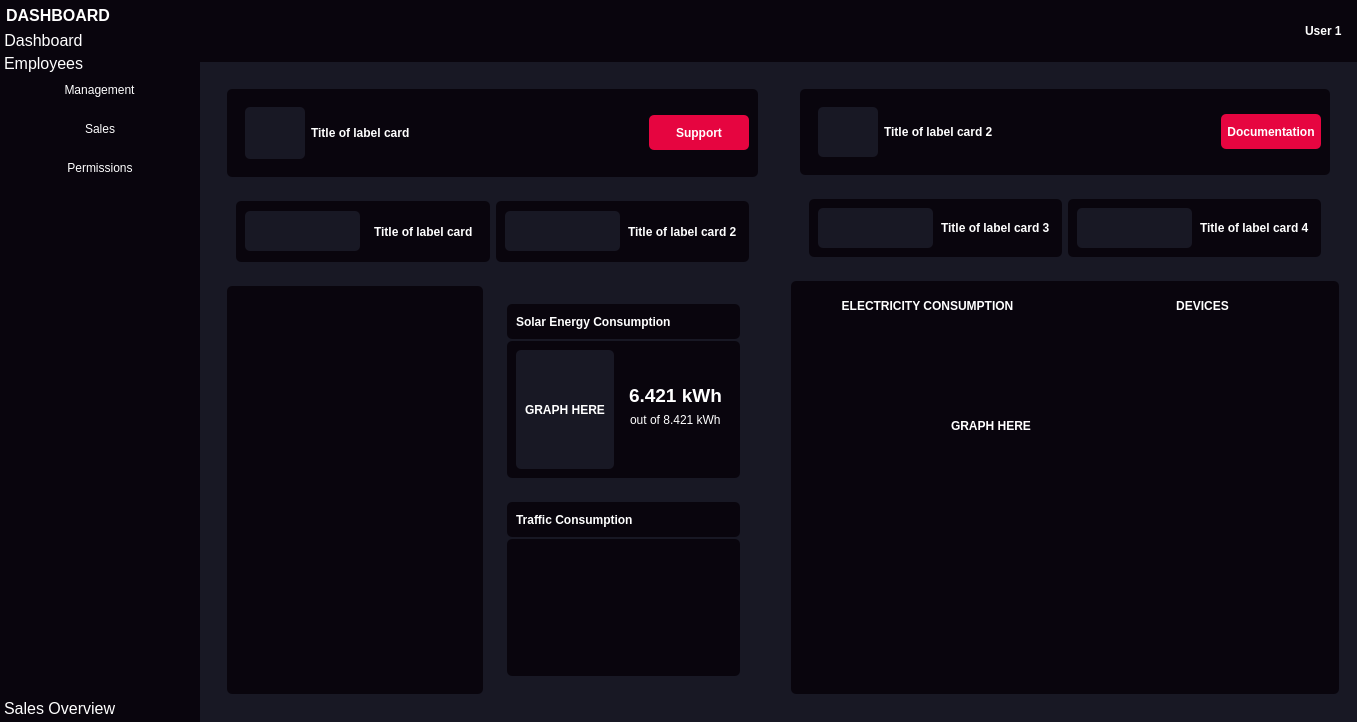
amgartendev/InsightFlow-Manager, file dashboard.ui: the form before one commit.
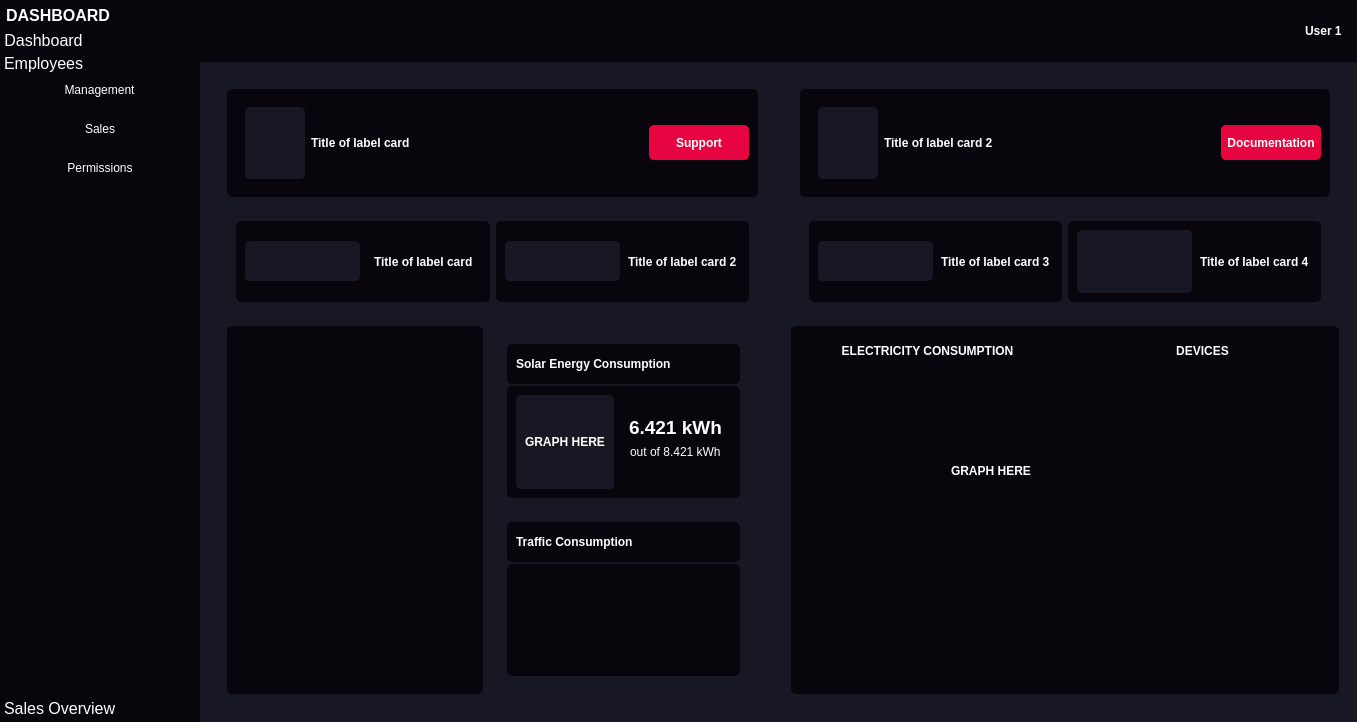
The form after the commit. Icons and pictures are not drawn.

Commit message: fix title of label card on MacOS

What changed in the file:
```diff
--- a/dashboard.ui
+++ b/dashboard.ui
@@ -665,10 +665,16 @@
             <layout class="QVBoxLayout" name="verticalLayout_10">
              <item>
               <widget class="QFrame" name="frame_14">
+               <property name="minimumSize">
+                <size>
+                 <width>0</width>
+                 <height>240</height>
+                </size>
+               </property>
                <property name="maximumSize">
                 <size>
-                 <width>16777215</width>
-                 <height>200</height>
+                 <width>16777213</width>
+                 <height>240</height>
                 </size>
                </property>
                <property name="styleSheet">
@@ -777,6 +783,12 @@
                 </item>
                 <item>
                  <widget class="QFrame" name="frame_19">
+                  <property name="maximumSize">
+                   <size>
+                    <width>16777215</width>
+                    <height>16777215</height>
+                   </size>
+                  </property>
                   <property name="styleSheet">
                    <string notr="true"/>
                   </property>
@@ -1040,7 +1052,7 @@
                         <property name="maximumSize">
                          <size>
                           <width>16777215</width>
-                          <height>35</height>
+                          <height>40</height>
                          </size>
                         </property>
                         <property name="styleSheet">
@@ -1176,7 +1188,7 @@
                         <property name="maximumSize">
                          <size>
                           <width>16777215</width>
-                          <height>35</height>
+                          <height>40</height>
                          </size>
                         </property>
                         <property name="styleSheet">
@@ -1257,10 +1269,16 @@
             <layout class="QVBoxLayout" name="verticalLayout_9">
              <item>
               <widget class="QFrame" name="frame_12">
+               <property name="minimumSize">
+                <size>
+                 <width>0</width>
+                 <height>240</height>
+                </size>
+               </property>
                <property name="maximumSize">
                 <size>
                  <width>16777215</width>
-                 <height>200</height>
+                 <height>240</height>
                 </size>
                </property>
                <property name="styleSheet">
```
Left out of the diff: 4 changed lines with no effect on the pictures. The commit also changes 6 other files.
